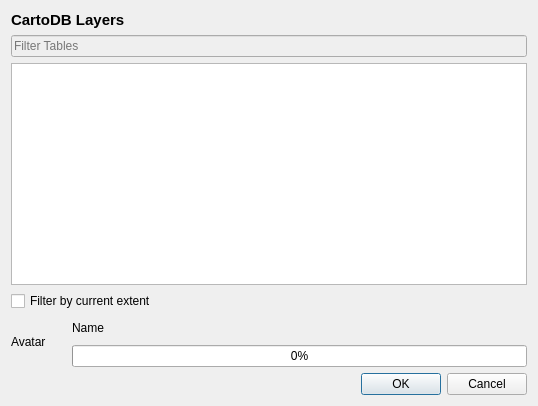
Qt form ui/UI_CartoDBPlugin.ui (gkudos/qgis-cartodb) before a commit.
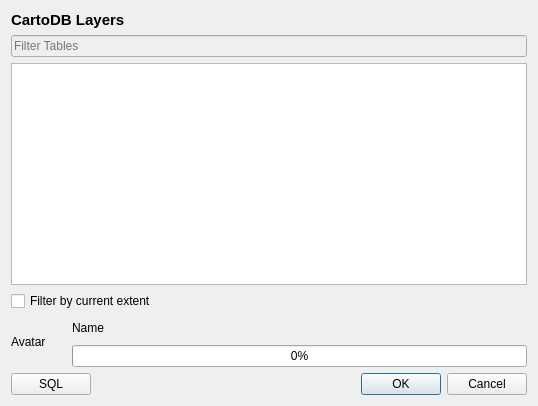
The same form after that commit.

Commit message: * Fix #25 Error creating map from CartoDB. * Fix #5 Filter data by attribute or extent. * Fix problems with SQL layers in maps.

```diff
--- a/ui/UI_CartoDBPlugin.ui
+++ b/ui/UI_CartoDBPlugin.ui
@@ -130,6 +130,15 @@
     </layout>
    </item>
    <item>
+    <layout class="QHBoxLayout" name="horizontalLayout">
+     <item>
+      <widget class="QPushButton" name="sqlBT">
+       <property name="text">
+        <string>SQL</string>
+       </property>
+      </widget>
+     </item>
+     <item>
     <widget class="QDialogButtonBox" name="buttonBox">
      <property name="orientation">
       <enum>Qt::Horizontal</enum>
@@ -138,6 +147,8 @@
       <set>QDialogButtonBox::Cancel|QDialogButtonBox::Ok</set>
      </property>
     </widget>
+     </item>
+    </layout>
    </item>
   </layout>
  </widget>
```
Lines whose indentation alone changed are shown as unchanged. The commit also changes 10 other files.
